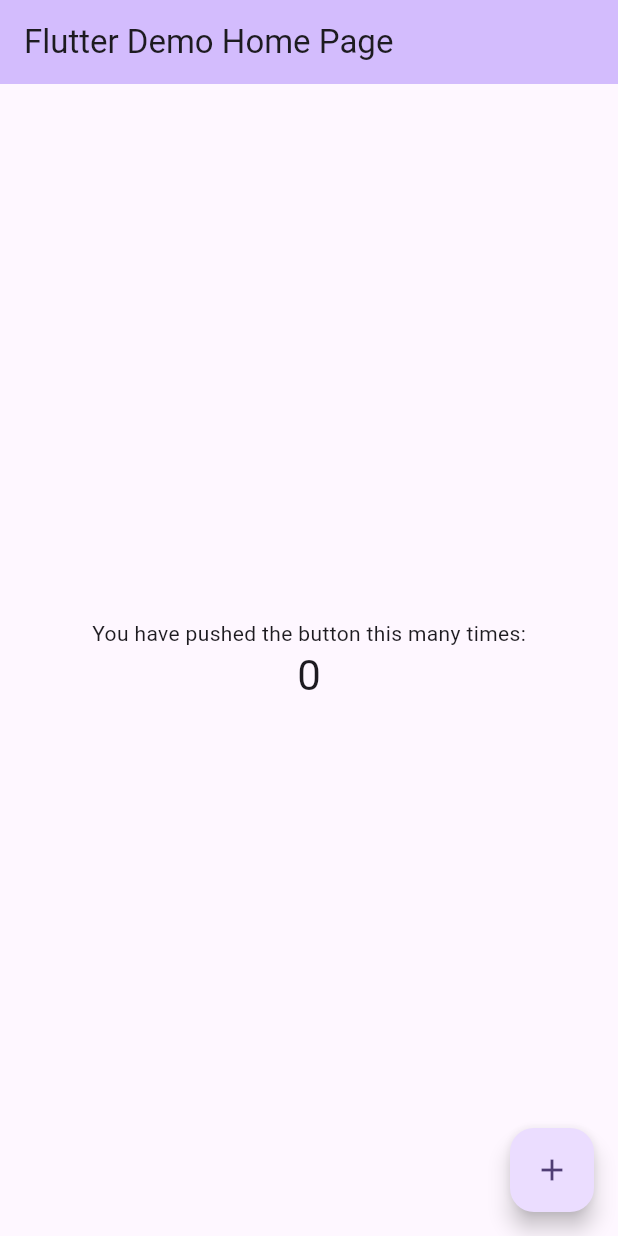
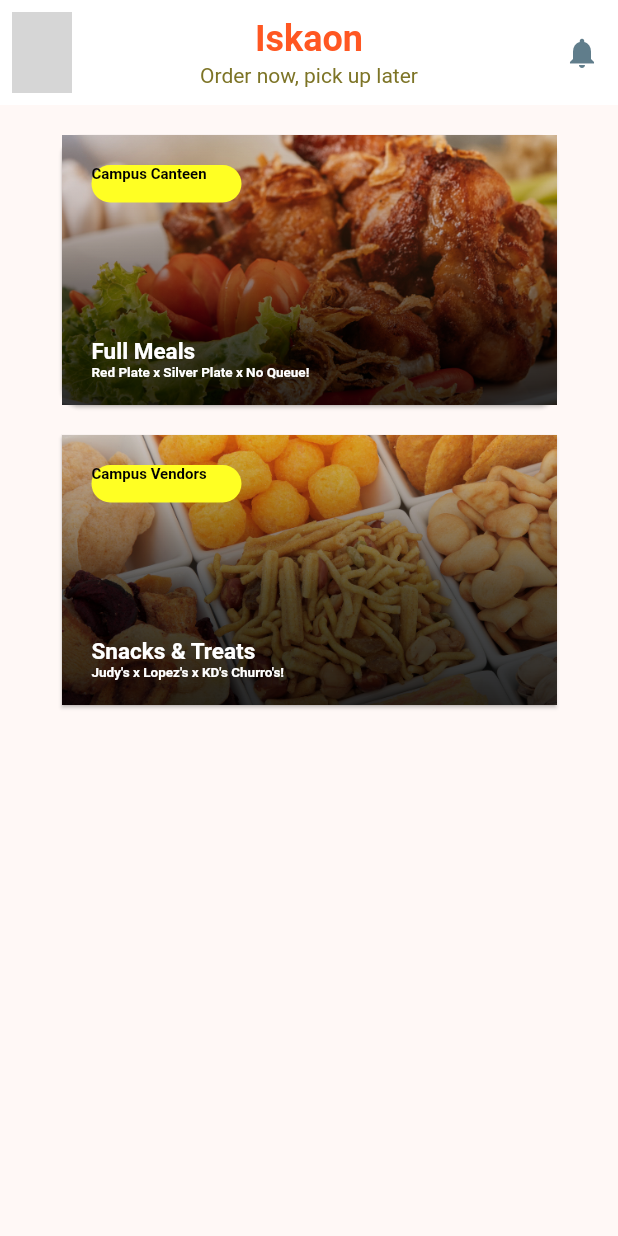
Before and after one commit to bright4Pres/JMResearch, a Flutter app: the screen it shows after launch, on a phone screen of 412 x 824 dp. Run offline on Flutter 3.47's test engine with Material 3 defaults, Android fonts, the phone set to English and light mode, and no system bars; grey boxes are pictures that could not be loaded.

Commit message:
UI for home_screen

```diff
--- a/myapp/lib/main.dart
+++ b/myapp/lib/main.dart
@@ -1,4 +1,5 @@
 import 'package:flutter/material.dart';
+import 'screens/home_screen.dart';
 
 void main() {
   runApp(const MyApp());
@@ -7,116 +8,14 @@ void main() {
 class MyApp extends StatelessWidget {
   const MyApp({super.key});
 
-  // This widget is the root of your application.
   @override
   Widget build(BuildContext context) {
     return MaterialApp(
-      title: 'Flutter Demo',
+      title: 'Iskaon Food App',
       theme: ThemeData(
-        // This is the theme of your application.
-        //
-        // TRY THIS: Try running your application with "flutter run". You'll see
-        // the application has a purple toolbar. Then, without quitting the app,
-        // try changing the seedColor in the colorScheme below to Colors.green
-        // and then invoke "hot reload" (save your changes or press the "hot
-        // reload" button in a Flutter-supported IDE, or press "r" if you used
-        // the command line to start the app).
-        //
-        // Notice that the counter didn't reset back to zero; the application
-        // state is not lost during the reload. To reset the state, use hot
-        // restart instead.
-        //
-        // This works for code too, not just values: Most code changes can be
-        // tested with just a hot reload.
-        colorScheme: .fromSeed(seedColor: Colors.deepPurple),
+        colorScheme: ColorScheme.fromSeed(seedColor: Colors.deepOrange),
       ),
-      home: const MyHomePage(title: 'Flutter Demo Home Page'),
+      home: const HomeScreen(),
     );
   }
 }
-
-class MyHomePage extends StatefulWidget {
-  const MyHomePage({super.key, required this.title});
-
-  // This widget is the home page of your application. It is stateful, meaning
-  // that it has a State object (defined below) that contains fields that affect
-  // how it looks.
-
-  // This class is the configuration for the state. It holds the values (in this
-  // case the title) provided by the parent (in this case the App widget) and
-  // used by the build method of the State. Fields in a Widget subclass are
-  // always marked "final".
-
-  final String title;
-
-  @override
-  State<MyHomePage> createState() => _MyHomePageState();
-}
-
-class _MyHomePageState extends State<MyHomePage> {
-  int _counter = 0;
-
-  void _incrementCounter() {
-    setState(() {
-      // This call to setState tells the Flutter framework that something has
-      // changed in this State, which causes it to rerun the build method below
-      // so that the display can reflect the updated values. If we changed
-      // _counter without calling setState(), then the build method would not be
-      // called again, and so nothing would appear to happen.
-      _counter++;
-    });
-  }
-
-  @override
-  Widget build(BuildContext context) {
-    // This method is rerun every time setState is called, for instance as done
-    // by the _incrementCounter method above.
-    //
-    // The Flutter framework has been optimized to make rerunning build methods
-    // fast, so that you can just rebuild anything that needs updating rather
-    // than having to individually change instances of widgets.
-    return Scaffold(
-      appBar: AppBar(
-        // TRY THIS: Try changing the color here to a specific color (to
-        // Colors.amber, perhaps?) and trigger a hot reload to see the AppBar
-        // change color while the other colors stay the same.
-        backgroundColor: Theme.of(context).colorScheme.inversePrimary,
-        // Here we take the value from the MyHomePage object that was created by
-        // the App.build method, and use it to set our appbar title.
-        title: Text(widget.title),
-      ),
-      body: Center(
-        // Center is a layout widget. It takes a single child and positions it
-        // in the middle of the parent.
-        child: Column(
-          // Column is also a layout widget. It takes a list of children and
-          // arranges them vertically. By default, it sizes itself to fit its
-          // children horizontally, and tries to be as tall as its parent.
-          //
-          // Column has various properties to control how it sizes itself and
-          // how it positions its children. Here we use mainAxisAlignment to
-          // center the children vertically; the main axis here is the vertical
-          // axis because Columns are vertical (the cross axis would be
-          // horizontal).
-          //
-          // TRY THIS: Invoke "debug painting" (choose the "Toggle Debug Paint"
-          // action in the IDE, or press "p" in the console), to see the
-          // wireframe for each widget.
-          mainAxisAlignment: .center,
-          children: [
-            const Text('You have pushed the button this many times:'),
-            Text(
-              '$_counter',
-              style: Theme.of(context).textTheme.headlineMedium,
-            ),
-          ],
-        ),
-      ),
-      floatingActionButton: FloatingActionButton(
-        onPressed: _incrementCounter,
-        tooltip: 'Increment',
-        child: const Icon(Icons.add),
-      ),
-    );
-  }
-}
--- /dev/null
+++ b/myapp/lib/screens/home_screen.dart
@@ -0,0 +1,227 @@
+import 'package:flutter/material.dart';
+
+class HomeScreen extends StatefulWidget {
+  const HomeScreen({super.key});
+
+  @override
+  State<HomeScreen> createState() => _HomeScreenState();
+}
+
+class _HomeScreenState extends State<HomeScreen> {
+  @override
+  Widget build(BuildContext context) {
+    return Scaffold(
+      appBar: AppBar(
+        toolbarHeight: 70,
+        backgroundColor: Colors.white,
+        leading: Padding(
+          padding: const EdgeInsets.all(8.0),
+          child: GestureDetector(
+            onTap: () {
+              // Handle menu tap
+            },
+            child: CircleAvatar(
+              backgroundImage: AssetImage('assets/profile.jpg'),
+              radius: 20,
+            ),
+          ),
+        ),
+        title: Column(
+          crossAxisAlignment: CrossAxisAlignment.center,
+          mainAxisAlignment: MainAxisAlignment.center,
+          mainAxisSize: MainAxisSize.min,
+          children: [
+            Text(
+              'Iskaon',
+              style: TextStyle(
+                color: Colors.deepOrange,
+                fontFamily: 'Roboto',
+                fontSize: 24,
+                fontWeight: FontWeight.bold,
+              ),
+            ),
+            Text(
+              'Order now, pick up later',
+              style: TextStyle(
+                fontSize: 14,
+                color: const Color.fromARGB(255, 125, 116, 38),
+              ),
+            ),
+          ],
+        ),
+        centerTitle: true,
+        actions: [
+          IconButton(
+            icon: const Icon(Icons.notifications),
+            color: Colors.blueGrey,
+            onPressed: () {
+              // Handle notification tap
+            },
+          ),
+        ],
+      ),
+      body: Center(
+        child: Column(
+          children: [
+            Container(
+              margin: const EdgeInsets.only(top: 20),
+              child: ElevatedButton(
+                onPressed: () {},
+                style: ElevatedButton.styleFrom(
+                  backgroundColor: Colors.transparent,
+                  padding: EdgeInsets.zero,
+                  textStyle: const TextStyle(
+                    fontSize: 18,
+                    fontWeight: FontWeight.bold,
+                  ),
+                  shape: RoundedRectangleBorder(
+                    borderRadius: BorderRadius.circular(12),
+                  ),
+                  minimumSize: const Size(330, 180),
+                ),
+                child: Container(
+                  decoration: BoxDecoration(
+                    image: DecorationImage(
+                      image: AssetImage('assets/images/Meals.png'),
+                      fit: BoxFit.cover,
+                    ),
+                  ),
+                  width: 330,
+                  height: 180,
+                  child: Stack(
+                    children: [
+                      Positioned(
+                        top: 20,
+                        left: 20,
+                        child: Container(
+                          width: 100,
+                          height: 25,
+                          decoration: BoxDecoration(
+                            color: const Color.fromARGB(255, 255, 255, 35),
+                            borderRadius: BorderRadius.circular(15),
+                          ),
+                          child: Text(
+                            "Campus Canteen",
+                            style: TextStyle(
+                              color: Colors.black,
+                              fontSize: 10.0,
+                            ),
+                          ),
+                        ),
+                      ),
+                      Positioned(
+                        bottom: 10,
+                        left: 20,
+                        child: Container(
+                          width: 200,
+                          height: 35,
+                          child: Column(
+                            crossAxisAlignment: CrossAxisAlignment.start,
+                            children: [
+                              Text(
+                                "Full Meals",
+                                style: TextStyle(
+                                  color: Colors.white,
+                                  fontWeight: FontWeight.bold,
+                                  fontSize: 15,
+                                ),
+                              ),
+                              Text(
+                                "Red Plate x Silver Plate x No Queue!",
+                                style: TextStyle(
+                                  color: Colors.white,
+                                  fontSize: 9,
+                                ),
+                              ),
+                            ],
+                          ),
+                        ),
+                      ),
+                    ],
+                  ),
+                ),
+              ),
+            ),
+            Container(
+              margin: const EdgeInsets.only(top: 20),
+              child: ElevatedButton(
+                onPressed: () {},
+                style: ElevatedButton.styleFrom(
+                  backgroundColor: Colors.transparent,
+                  padding: EdgeInsets.zero,
+                  textStyle: const TextStyle(
+                    fontSize: 18,
+                    fontWeight: FontWeight.bold,
+                  ),
+                  shape: RoundedRectangleBorder(),
+                  minimumSize: const Size(330, 180),
+                ),
+                child: Container(
+                  decoration: BoxDecoration(
+                    image: DecorationImage(
+                      image: AssetImage('assets/images/Snacks.png'),
+                      fit: BoxFit.cover,
+                    ),
+                  ),
+                  width: 330,
+                  height: 180,
+                  child: Stack(
+                    children: [
+                      Positioned(
+                        top: 20,
+                        left: 20,
+                        child: Container(
+                          width: 100,
+                          height: 25,
+                          decoration: BoxDecoration(
+                            color: const Color.fromARGB(255, 255, 255, 35),
+                            borderRadius: BorderRadius.circular(15),
+                          ),
+                          child: Text(
+                            "Campus Vendors",
+                            style: TextStyle(
+                              color: Colors.black,
+                              fontSize: 10.0,
+                            ),
+                          ),
+                        ),
+                      ),
+                      Positioned(
+                        bottom: 10,
+                        left: 20,
+                        child: Container(
+                          width: 200,
+                          height: 35,
+                          child: Column(
+                            crossAxisAlignment: CrossAxisAlignment.start,
+                            children: [
+                              Text(
+                                "Snacks & Treats",
+                                style: TextStyle(
+                                  color: Colors.white,
+                                  fontWeight: FontWeight.bold,
+                                  fontSize: 15,
+                                ),
+                              ),
+                              Text(
+                                "Judy's x Lopez's x KD's Churro's!",
+                                style: TextStyle(
+                                  color: Colors.white,
+                                  fontSize: 9,
+                                ),
+                              ),
+                            ],
+                          ),
+                        ),
+                      ),
+                    ],
+                  ),
+                ),
+              ),
+            ),
+          ],
+        ),
+      ),
+    );
+  }
+}
--- a/myapp/pubspec.yaml
+++ b/myapp/pubspec.yaml
@@ -57,10 +57,14 @@ flutter:
   # the material Icons class.
   uses-material-design: true
 
+  assets:
+    - assets/images/
+
   # To add assets to your application, add an assets section, like this:
   # assets:
   #   - images/a_dot_burr.jpeg
   #   - images/a_dot_ham.jpeg
+
 
   # An image asset can refer to one or more resolution-specific "variants", see
   # https://flutter.dev/to/resolution-aware-images
```
Also changed, not shown: myapp/assets/images/Meals.png (added), myapp/assets/images/Snacks.png (added).
